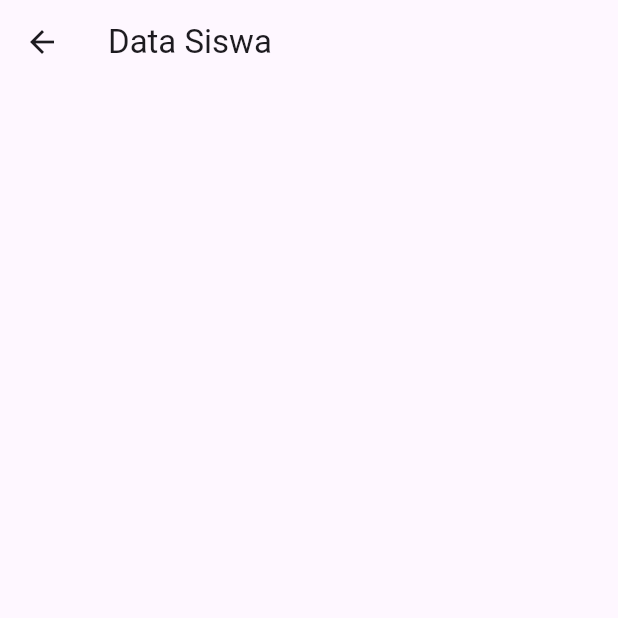
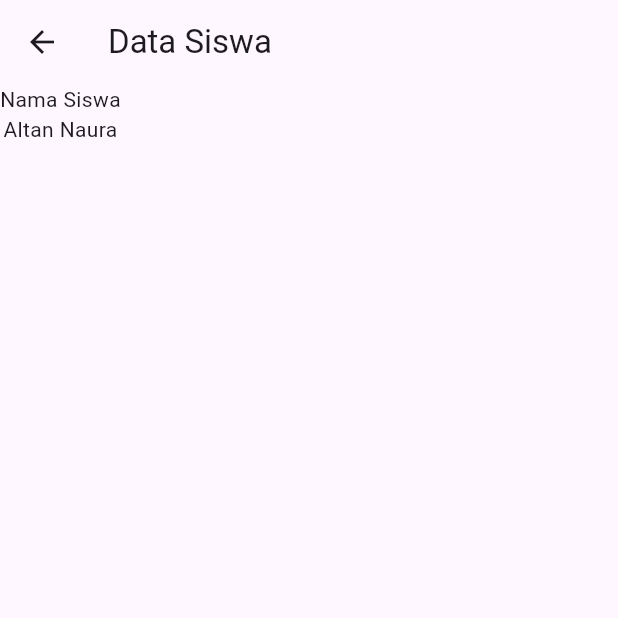
Before and after one commit to mka300307/fluterFrist, a Flutter app: the HomePage screen opened directly, on a phone screen of 412 x 824 dp, the top half of it. Run offline on Flutter 3.47's test engine with Material 2 defaults, Android fonts, the phone set to English and light mode, and no system bars.

Commit message:
fea[MKA] listview/homepage

```diff
--- a/lib/homePage.dart
+++ b/lib/homePage.dart
@@ -16,7 +16,12 @@ class _HomePageState extends State<HomePage> {
       body: ListView(
         children: [
           Row(
-
+            children: [
+              Column(
+                children: [Text("Nama Siswa"),
+                Text("Altan Naura")],
+              )
+            ],
           )
         ],
 
```
